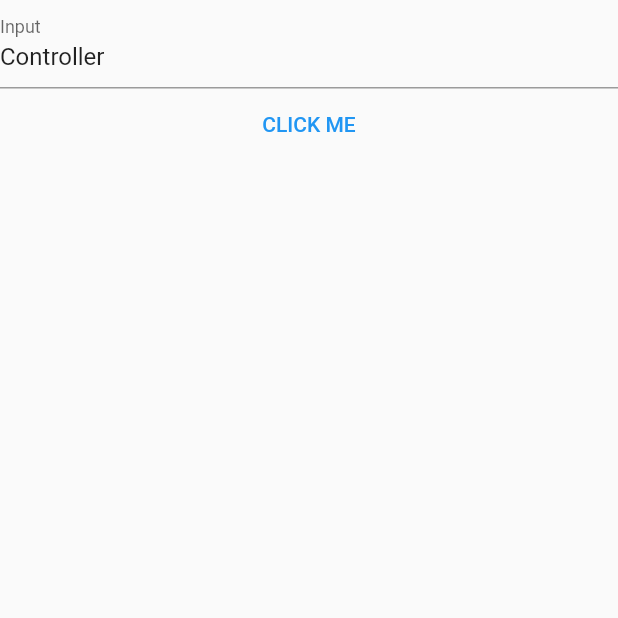
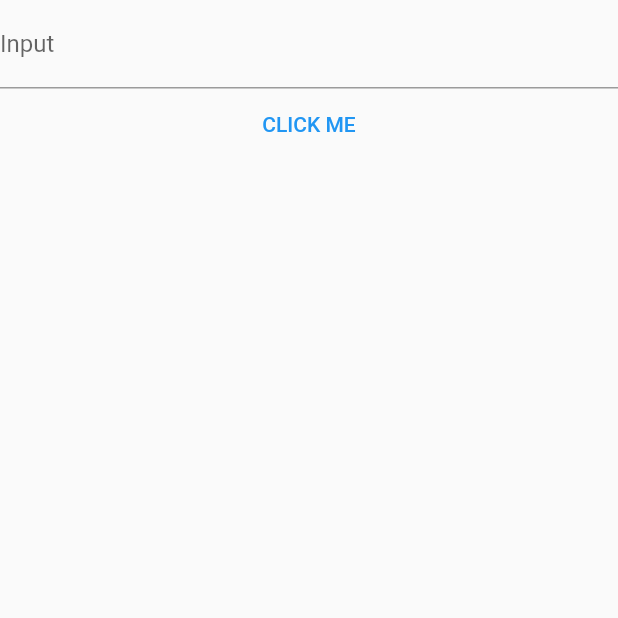
Before and after one commit to GayratShirnboyev/textfield_controller, a Flutter app: the screen it shows after launch, after a tap on "CLICK ME", on a phone screen of 412 x 824 dp, the top half of it. Run offline on Flutter 3.47's test engine with Material 2 defaults, Android fonts, the phone set to English and light mode, and no system bars.

```diff
--- a/lib/Screen/myapp.dart
+++ b/lib/Screen/myapp.dart
@@ -5,10 +5,12 @@ class MyApp extends StatelessWidget {
 
   @override
   Widget build(BuildContext context) {
-    TextEditingController txt = TextEditingController(text: 'Controller');
+    TextEditingController txt = TextEditingController();
 
     void printTxt() {
-      print('text:${txt.text}');
+      double x = 10;
+      double y = double.parse(txt.text);
+      print('text:${y}');
     }
 
     return MaterialApp(
```
